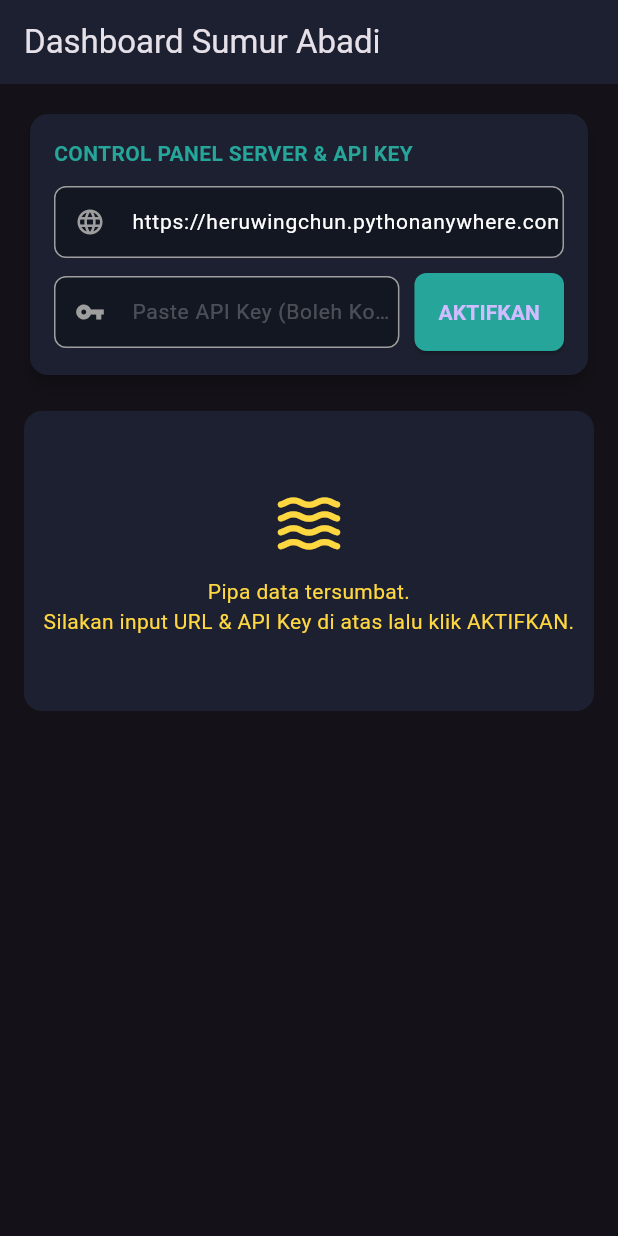
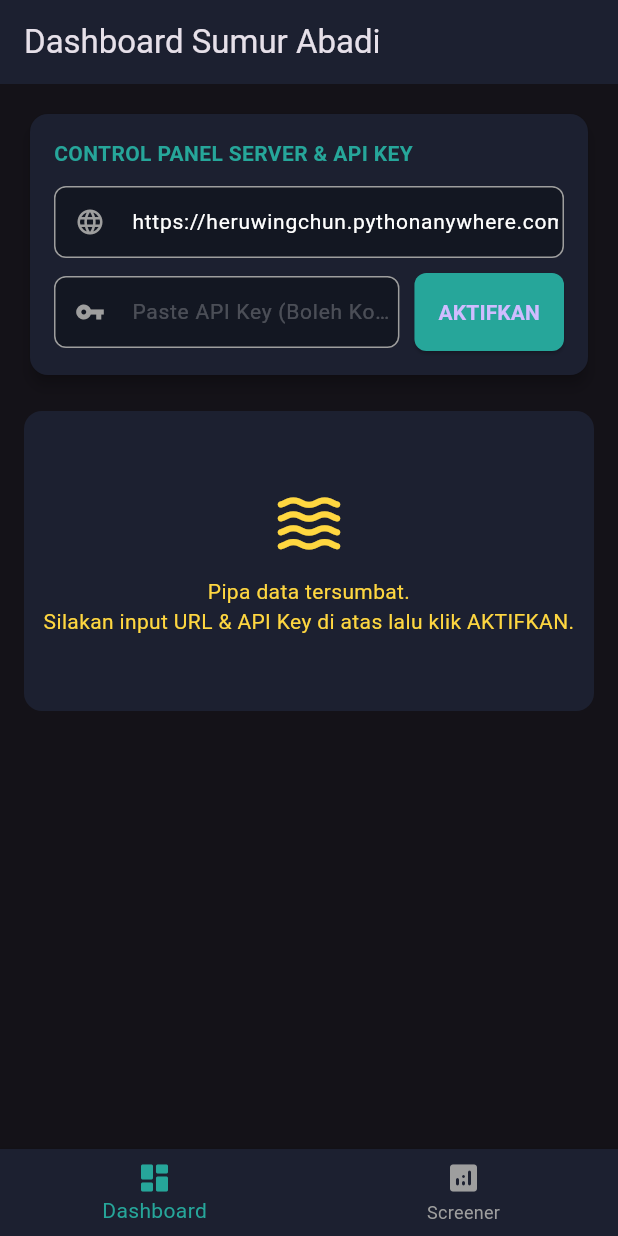
Before and after one commit to afakhor/bei_heruwingchun, a Flutter app: the screen it shows after launch, on a phone screen of 412 x 824 dp. Run offline on Flutter 3.47's test engine with Material 3 defaults, Android fonts, the phone set to English and light mode, and no system bars; missing offline and left inert: dart:ffi; statements that could not run were skipped.

Commit message:
Update main.dart

```diff
--- a/lib/main.dart
+++ b/lib/main.dart
@@ -33,8 +33,6 @@ class SplashScreen extends StatefulWidget {
 class _SplashScreenState extends State<SplashScreen> with TickerProviderStateMixin {
   late AnimationController _controller;
   late Animation<Alignment> _alignmentAnimation;
-
-  // Mesin animasi untuk efek gelombang kejut otomatis
   late AnimationController _rippleController;
 
   bool _isAtCenter = false;
@@ -44,19 +42,16 @@ class _SplashScreenState extends State<SplashScreen> with TickerProviderStateMix
   void initState() {
     super.initState();
 
-    // 1. Animasi pergerakan ikon mendarat (2 Detik)
     _controller = AnimationController(
       duration: const Duration(seconds: 2),
       vsync: this,
     );
 
-    // 2. Animasi efek kejut/radar otomatis (700ms)
     _rippleController = AnimationController(
       duration: const Duration(milliseconds: 700),
       vsync: this,
     );
 
-    // 🔥 KITA KUNCI: Titik akhir (end) wajib mendarat di Alignment.center (0.0, 0.0)
     _alignmentAnimation = Tween<Alignment>(
       begin: const Alignment(2.2 , 3.2),
       end: Alignment.center,
@@ -65,7 +60,6 @@ class _SplashScreenState extends State<SplashScreen> with TickerProviderStateMix
       curve: Curves.fastOutSlowIn,
     ));
 
-    // Pemicu Otomatis saat gerakan mendarat selesai
     _controller.addStatusListener((status) {
       if (status == AnimationStatus.completed) {
         if (mounted) {
@@ -73,12 +67,11 @@ class _SplashScreenState extends State<SplashScreen> with TickerProviderStateMix
             _isAtCenter = true;
             _isClicked = true;
           });
-          _rippleController.forward(); // 💥 Jalankan radar otomatis
+          _rippleController.forward();
         }
       }
     });
 
-    // Pindah halaman otomatis setelah efek radar selesai memudar
     _rippleController.addStatusListener((status) {
       if (status == AnimationStatus.completed) {
         if (mounted) {
@@ -122,7 +115,6 @@ class _SplashScreenState extends State<SplashScreen> with TickerProviderStateMix
             ),
           ),
 
-          // LAPISAN EFEK: Menggambar garis radar melingkar otomatis di tengah-tengah
           if (_isClicked)
             AnimatedBuilder(
               animation: _rippleController,
@@ -136,7 +128,6 @@ class _SplashScreenState extends State<SplashScreen> with TickerProviderStateMix
               },
             ),
 
-          // LAPISAN UTAMA: Pergerakan Icon Alat (Murni Visual Otomatis)
           AnimatedBuilder(
             animation: _alignmentAnimation,
             builder: (context, child) {
@@ -150,9 +141,8 @@ class _SplashScreenState extends State<SplashScreen> with TickerProviderStateMix
                   child: _isAtCenter
                       ? AnimatedContainer(
                           duration: const Duration(milliseconds: 150),
-                          // 🔥 KUNCI KEDUA: Paksa transformasi Matrix skala menyusut tepat di as tengah teks
                           transformAlignment: Alignment.center,
-                          transform: Matrix4.identity()..scale(_isClicked ? 0.85 : 1.0),
+                          transform: Matrix4.identity()...scale(_isClicked ? 0.85 : 1.0),
                           child: const Text(
                             '👆',
                             key: ValueKey('finger_icon'),
@@ -174,9 +164,6 @@ class _SplashScreenState extends State<SplashScreen> with TickerProviderStateMix
   }
 }
 
-// =================================================================
-// PELUKIS GELOMBANG KEJUT (SHOCKWAVE RADAR PAINTER)
-// =================================================================
 class ShockwavePainter extends CustomPainter {
   final double progress;
   ShockwavePainter({required this.progress});
@@ -185,7 +172,6 @@ class ShockwavePainter extends CustomPainter {
   void paint(Canvas canvas, Size size) {
     final center = Offset(size.width / 2, size.height / 2);
 
-    // Ring 1: Gelombang Kejut Utama (Warna Hijau Trading)
     final paint1 = Paint()
       ..color = const Color(0xff26a69a).withOpacity(1.0 - progress)
       ..style = PaintingStyle.stroke
@@ -194,7 +180,6 @@ class ShockwavePainter extends CustomPainter {
     double radius1 = progress * 130;
     canvas.drawCircle(center, radius1, paint1);
 
-    // Ring 2: Gelombang Lapisan Kedua (Warna Cyan Listrik)
     if (progress > 0.2) {
       final progress2 = (progress - 0.2) / 0.8;
       final paint2 = Paint()
@@ -214,7 +199,7 @@ class ShockwavePainter extends CustomPainter {
 }
 
 // ============================================================
-// 📊 1. HALAMAN UTAMA / DASHBOARD (INPUTAN URL & KEY LANGSUNG NEMPEL)
+// 📊 1. NAVIGASI UTAMA (MENGGUNAKAN INDEXED STACK AGAR ANTI-MACET)
 // ============================================================
 class MainNavigationScreen extends StatefulWidget {
   const MainNavigationScreen({super.key});
@@ -224,9 +209,10 @@ class MainNavigationScreen extends StatefulWidget {
 }
 
 class _MainNavigationScreenState extends State<MainNavigationScreen> {
-  // 🌐 SEKARANG DEFAULT-NYA LANGSUNG MENGARAH KE PYTHONANYWHERE
-final TextEditingController _urlInputController =
-    TextEditingController(text: 'https://heruwingchun.pythonanywhere.com/v1/idx'); // 👈 JADI INI
+  int _currentIndex = 0; // Mengontrol halaman aktif
+
+  final TextEditingController _urlInputController =
+      TextEditingController(text: 'https://heruwingchun.pythonanywhere.com/v1/idx');
   final TextEditingController _apiInputController = TextEditingController();
 
   String _urlAktif = "";
@@ -240,8 +226,8 @@ final TextEditingController _urlInputController =
     super.dispose();
   }
 
-  @override
-  Widget build(BuildContext context) {
+  // Metode untuk merakit tampilan khusus Halaman 1 (Dashboard)
+  Widget _buildDashboardPage() {
     return Scaffold(
       appBar: AppBar(
         title: const Text('Dashboard Sumur Abadi'),
@@ -326,7 +312,6 @@ final TextEditingController _urlInputController =
                               String inputKey = _apiInputController.text.trim();
                               String inputUrl = _urlInputController.text.trim();
 
-                              // 💡 JIKA KOSONG, OTOMATIS JADI '1' AGAR LULUS VALIDASI INTERNAl
                               if (inputKey.isEmpty) {
                                 inputKey = "1";
                               }
@@ -376,6 +361,44 @@ final TextEditingController _urlInputController =
       ),
     );
   }
+
+  @override
+  Widget build(BuildContext context) {
+    return Scaffold(
+      // 🔥 KUNCI UTAMA: Menggunakan IndexedStack agar status chart dan mesin data tidak macet/berhenti saat pindah tab
+      body: IndexedStack(
+        index: _currentIndex,
+        children: [
+          _buildDashboardPage(),       // 👈 Indeks 0: Halaman 1 (Dashboard)
+          const StockScreenerScreen(),  // 👈 Indeks 1: Halaman 2 (Screener)
+        ],
+      ),
+
+      // 📱 MENU NAVIGASI BAWAH
+      bottomNavigationBar: BottomNavigationBar(
+        backgroundColor: const Color(0xff1c2030),
+        selectedItemColor: const Color(0xff26a69a),
+        unselectedItemColor: Colors.grey,
+        currentIndex: _currentIndex,
+        type: BottomNavigationBarType.fixed,
+        onTap: (int index) {
+          setState(() {
+            _currentIndex = index; // Pindah tab halaman saat diklik
+          });
+        },
+        items: const [
+          BottomNavigationBarItem(
+            icon: Icon(Icons.dashboard_rounded),
+            label: 'Dashboard',
+          ),
+          BottomNavigationBarItem(
+            icon: Icon(Icons.analytics_rounded),
+            label: 'Screener',
+          ),
+        ],
+      ),
+    );
+  }
 }
 
 // =================================================================
@@ -383,12 +406,12 @@ final TextEditingController _urlInputController =
 // =================================================================
 class LiveTradingView extends StatefulWidget {
   final String apiKey;
-  final String baseUrl; // 👈 Menampung URL dinamis dari atas
+  final String baseUrl;
 
   const LiveTradingView({
     super.key,
     required this.apiKey,
-    required this.baseUrl, // 👈 Wajib diisi saat dipanggil
+    required this.baseUrl,
   });
 
   @override
@@ -406,14 +429,12 @@ class _LiveTradingViewState extends State<LiveTradingView> {
   @override
   void initState() {
     super.initState();
-    // 🚀 SPOT 2A: Tembak pipa data menggunakan baseUrl kiriman UI
     _streamService.startStreaming(_currentTicker, widget.apiKey, widget.baseUrl);
   }
 
   @override
   void didUpdateWidget(covariant LiveTradingView oldWidget) {
     super.didUpdateWidget(oldWidget);
-    // 🚀 SPOT 2B: Jika key atau URL di atas diganti, mesin otomatis merespon tanpa mati
     if (oldWidget.apiKey != widget.apiKey || oldWidget.baseUrl != widget.baseUrl) {
       _streamService.startStreaming(_currentTicker, widget.apiKey, widget.baseUrl);
     }
@@ -432,7 +453,6 @@ class _LiveTradingViewState extends State<LiveTradingView> {
         _currentTicker = kodeBaru.toUpperCase().trim();
         _isSearching = false;
         _searchController.clear();
-        // 🚀 SPOT 2C: Ambil saham baru dengan menyertakan alamat baseUrl dinamis
         _streamService.startStreaming(_currentTicker, widget.apiKey, widget.baseUrl);
       });
     }
@@ -613,7 +633,6 @@ class _LiveTradingViewState extends State<LiveTradingView> {
   }
 }
 
-// Mock class pembantu agar compiler tidak nyari kode luar saat ditimpa
 class FinanceEngineBridge {
   dynamic checkStockSignal({required double close, required double ema5, required double ema20, required double ema200, required double rsi, required double vwap, required double adx, required double atr}) {
     return _MockAnalisa();
@@ -625,8 +644,9 @@ class _MockAnalisa {
   double stopLoss = 0;
   double takeProfit = 0;
 }
+
 // =================================================================
-// 📱 3. FITUR RADAR SCREENER DATA SAHAM (UPGRADED VERSION)
+// 📱 3. FITUR RADAR SCREENER DATA SAHAM (HALAMAN 2 KINI BISA DIBUKA)
 // =================================================================
 class ScreenedStockModel {
   final int rank;
@@ -666,7 +686,7 @@ class _StockScreenerScreenState extends State<StockScreenerScreen> {
 
   final TextEditingController _screenerSearchController = TextEditingController();
   String _searchKeyword = "";
-  String _selectedStrategyGroup = "ALL"; // Menyimpan filter kategori aktif
+  String _selectedStrategyGroup = "ALL";
 
   @override
   void dispose() {
@@ -676,7 +696,6 @@ class _StockScreenerScreenState extends State<StockScreenerScreen> {
 
   @override
   Widget build(BuildContext context) {
-    // Proses penyaringan gabungan: Keyword Search + Quick Filter Chips
     final filteredResults = _allStocks.where((ScreenedStockModel stock) {
       final matchesKeyword = stock.ticker.toLowerCase().contains(_searchKeyword.toLowerCase()) ||
                              stock.name.toLowerCase().contains(_searchKeyword.toLowerCase());
@@ -699,14 +718,13 @@ class _StockScreenerScreenState extends State<StockScreenerScreen> {
         title: const Text('Top Filtered Stocks Today', style: TextStyle(color: Colors.white, fontWeight: FontWeight.bold)),
         backgroundColor: const Color(0xff1c2030),
         centerTitle: true,
-        iconTheme: const IconThemeData(color: Colors.white),
+        automaticallyImplyLeading: false, // Menghapus panah back karena ini halaman utama tab 2
       ),
       body: Padding(
         padding: const EdgeInsets.all(12.0),
         child: Column(
           crossAxisAlignment: CrossAxisAlignment.start,
           children: [
-            // 1. INPUT SEARCH
             TextField(
               controller: _screenerSearchController,
               style: const TextStyle(color: Colors.white),
@@ -726,7 +744,6 @@ class _StockScreenerScreenState extends State<StockScreenerScreen> {
             ),
             const SizedBox(height: 12),
 
-            // 2. FITUR BARU: QUICK FILTER CHIPS (Horizontal Scroll)
             SingleChildScrollView(
               scrollDirection: Axis.horizontal,
               child: Row(
@@ -740,7 +757,6 @@ class _StockScreenerScreenState extends State<StockScreenerScreen> {
             ),
             const SizedBox(height: 15),
 
-            // 3. LIST DAFTAR SAHAM
             Expanded(
               child: filteredResults.isEmpty
                   ? const Center(child: Text('Saham tidak ditemukan dalam radar harian ini.', style: TextStyle(color: Colors.white)))
@@ -756,7 +772,6 @@ class _StockScreenerScreenState extends State<StockScreenerScreen> {
                           shape: RoundedRectangleBorder(borderRadius: BorderRadius.circular(10)),
                           child: ListTile(
                             onTap: () {
-                              // Aksi ketika saham diklik (bisa dipasang navigasi balik ke Chart)
                               ScaffoldMessenger.of(context).showSnackBar(
                                 SnackBar(content: Text('Mengalihkan analisa ke ${stock.ticker}'), duration: const Duration(seconds: 1)),
                               );
@@ -816,7 +831,6 @@ class _StockScreenerScreenState extends State<StockScreenerScreen> {
     );
   }
 
-  // Helper Widget untuk membuat build chip dengan style gelap/terang seragam
   Widget _buildFilterChip(String groupKey, String label) {
     bool isSelected = _selectedStrategyGroup == groupKey;
     return Padding(
```
